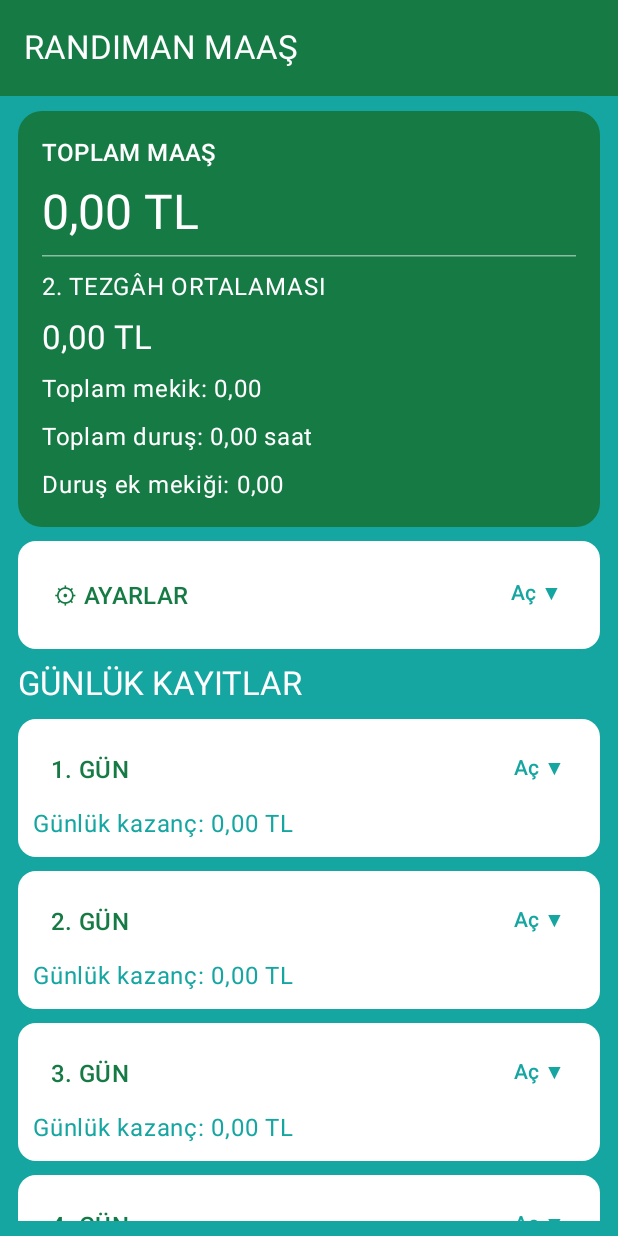
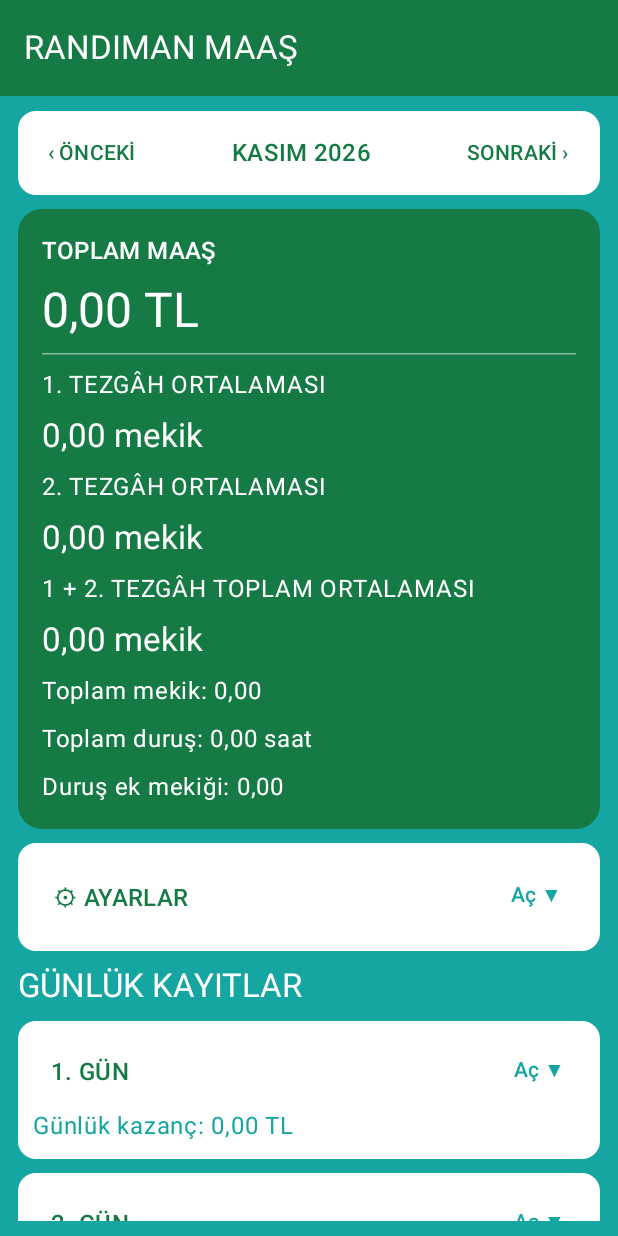
Before and after one commit to heyhatttt-cmd/RandimanMaas, an Android app built with Jetpack Compose: the screen it shows after launch (MainActivity), on a phone screen of 412 x 824 dp. Run offline under Robolectric (Android 15) with nearby library versions, the phone set to English and light mode, and no system bars.

Commit message:
Update MainActivity.kt

```diff
--- a/app/src/main/java/com/randiman/maas/MainActivity.kt
+++ b/app/src/main/java/com/randiman/maas/MainActivity.kt
@@ -4,7 +4,6 @@ package com.randiman.maas
 import android.os.Bundle
 import androidx.activity.ComponentActivity
 import androidx.activity.compose.setContent
-import androidx.compose.foundation.background
 import androidx.compose.foundation.layout.*
 import androidx.compose.foundation.lazy.LazyColumn
 import androidx.compose.foundation.lazy.itemsIndexed
@@ -17,95 +16,206 @@ import androidx.compose.ui.graphics.Color
 import androidx.compose.ui.platform.LocalContext
 import androidx.compose.ui.text.input.KeyboardType
 import androidx.compose.ui.unit.dp
+import java.util.Calendar
 import java.util.Locale
 
 private val Turkuaz = Color(0xFF16A6A1)
 private val Yesil = Color(0xFF167A45)
-private val AcikTurkuaz = Color(0xFFE0F5F3)
 
 data class GunKaydi(
     val mekikler: List<String> = listOf("", "", ""),
     val duruslar: List<String> = listOf("", "", "")
 )
 
+private fun sayi(deger: String): Double =
+    deger.replace(",", ".").toDoubleOrNull() ?: 0.0
+
+private fun tl(deger: Double): String =
+    String.format(Locale("tr", "TR"), "%.2f", deger)
+
+private fun ayAnahtari(ay: Calendar): String =
+    String.format(Locale.US, "%04d_%02d",
+        ay.get(Calendar.YEAR), ay.get(Calendar.MONTH) + 1)
+
+private fun ayAdi(ay: Calendar): String {
+    val ad = ay.getDisplayName(
+        Calendar.MONTH, Calendar.LONG, Locale("tr", "TR")
+    ) ?: ""
+    return "$ad ${ay.get(Calendar.YEAR)}"
+}
+
+private fun ayGunSayisi(ay: Calendar): Int =
+    ay.getActualMaximum(Calendar.DAY_OF_MONTH)
+
+private fun ayHazirla(
+    prefs: android.content.SharedPreferences,
+    ay: Calendar
+) {
+    val anahtar = ayAnahtari(ay)
+    if (prefs.getBoolean("ay_hazir_$anahtar", false)) return
+
+    val editor = prefs.edit()
+    val bugun = Calendar.getInstance()
+    val buAyMi =
+        ay.get(Calendar.YEAR) == bugun.get(Calendar.YEAR) &&
+        ay.get(Calendar.MONTH) == bugun.get(Calendar.MONTH)
+
+    for (tezgah in 0..2) {
+        val eskiBirim = if (buAyMi) {
+            prefs.getString("birim_$tezgah", "13.3550") ?: "13.3550"
+        } else {
+            "13.3550"
+        }
+        editor.putString("birim_${anahtar}_$tezgah", eskiBirim)
+    }
+
+    if (buAyMi) {
+        for (gun in 0..30) {
+            for (tezgah in 0..2) {
+                editor.putString(
+                    "mekik_${anahtar}_${gun}_$tezgah",
+                    prefs.getString("mekik_${gun}_$tezgah", "") ?: ""
+                )
+                editor.putString(
+                    "durus_${anahtar}_${gun}_$tezgah",
+                    prefs.getString("durus_${gun}_$tezgah", "") ?: ""
+                )
+            }
+        }
+    }
+
+    editor.putBoolean("ay_hazir_$anahtar", true)
+    editor.apply()
+}
+
+private fun ayKayitlariniOku(
+    prefs: android.content.SharedPreferences,
+    ay: Calendar
+): List<GunKaydi> {
+    val anahtar = ayAnahtari(ay)
+    return List(ayGunSayisi(ay)) { gun ->
+        GunKaydi(
+            mekikler = List(3) { tezgah ->
+                prefs.getString(
+                    "mekik_${anahtar}_${gun}_$tezgah", ""
+                ) ?: ""
+            },
+            duruslar = List(3) { tezgah ->
+                prefs.getString(
+                    "durus_${anahtar}_${gun}_$tezgah", ""
+                ) ?: ""
+            }
+        )
+    }
+}
+
+private fun birimleriOku(
+    prefs: android.content.SharedPreferences,
+    ay: Calendar
+): List<String> {
+    val anahtar = ayAnahtari(ay)
+    return List(3) { tezgah ->
+        prefs.getString(
+            "birim_${anahtar}_$tezgah", "13.3550"
+        ) ?: "13.3550"
+    }
+}
+
 class MainActivity : ComponentActivity() {
     override fun onCreate(savedInstanceState: Bundle?) {
         super.onCreate(savedInstanceState)
-        setContent {
-            RandimanMaas()
-        }
+        setContent { RandimanMaas() }
     }
-}
-
-private fun sayi(deger: String): Double {
-    return deger.replace(",", ".").toDoubleOrNull() ?: 0.0
-}
-
-private fun tl(deger: Double): String {
-    return String.format(Locale("tr", "TR"), "%.2f", deger)
 }
 
 @OptIn(ExperimentalMaterial3Api::class)
 @Composable
 fun RandimanMaas() {
     val context = LocalContext.current
-
     val prefs = remember {
         context.getSharedPreferences("randiman_maas", 0)
     }
 
-    val birimler = remember {
-        mutableStateListOf(
-            prefs.getString("birim_0", "13.3550") ?: "13.3550",
-            prefs.getString("birim_1", "13.3550") ?: "13.3550",
-            prefs.getString("birim_2", "13.3550") ?: "13.3550"
+    var seciliAy by remember {
+        mutableStateOf(
+            Calendar.getInstance().apply {
+                set(Calendar.DAY_OF_MONTH, 1)
+            }
         )
     }
 
+    val ilkAy = remember { seciliAy.clone() as Calendar }
+    val ilkAyAnahtari = remember { ayAnahtari(ilkAy) }
+
     val gunler = remember {
+        ayHazirla(prefs, ilkAy)
         mutableStateListOf<GunKaydi>().apply {
-            repeat(31) { gun ->
-                add(
-                    GunKaydi(
-                        mekikler = List(3) { tezgah ->
-                            prefs.getString("mekik_${gun}_$tezgah", "") ?: ""
-                        },
-                        duruslar = List(3) { tezgah ->
-                            prefs.getString("durus_${gun}_$tezgah", "") ?: ""
-                        }
-                    )
-                )
-            }
+            addAll(ayKayitlariniOku(prefs, ilkAy))
+        }
+    }
+
+    val birimler = remember {
+        mutableStateListOf<String>().apply {
+            addAll(birimleriOku(prefs, ilkAy))
         }
     }
 
     val acikGunler = remember {
-        mutableStateListOf(*Array(31) { false })
+        mutableStateListOf<Boolean>().apply {
+            repeat(ayGunSayisi(ilkAy)) { add(false) }
+        }
     }
 
     var ayarlarAcik by remember { mutableStateOf(false) }
 
     fun kaydet() {
+        val anahtar = ayAnahtari(seciliAy)
         val editor = prefs.edit()
 
         birimler.forEachIndexed { index, deger ->
-            editor.putString("birim_$index", deger)
+            editor.putString("birim_${anahtar}_$index", deger)
         }
 
         gunler.forEachIndexed { gun, kayit ->
             for (tezgah in 0..2) {
                 editor.putString(
-                    "mekik_${gun}_$tezgah",
+                    "mekik_${anahtar}_${gun}_$tezgah",
                     kayit.mekikler[tezgah]
                 )
                 editor.putString(
-                    "durus_${gun}_$tezgah",
+                    "durus_${anahtar}_${gun}_$tezgah",
                     kayit.duruslar[tezgah]
                 )
             }
         }
+        editor.apply()
+    }
 
-        editor.apply()
+    fun ayYukle(yeniAy: Calendar) {
+        kaydet()
+
+        val yeniTakvim = yeniAy.clone() as Calendar
+        yeniTakvim.set(Calendar.DAY_OF_MONTH, 1)
+        ayHazirla(prefs, yeniTakvim)
+
+        seciliAy = yeniTakvim
+
+        gunler.clear()
+        gunler.addAll(ayKayitlariniOku(prefs, yeniTakvim))
+
+        birimler.clear()
+        birimler.addAll(birimleriOku(prefs, yeniTakvim))
+
+        acikGunler.clear()
+        repeat(ayGunSayisi(yeniTakvim)) {
+            acikGunler.add(false)
+        }
+    }
+
+    fun ayDegistir(fark: Int) {
+        val yeniAy = seciliAy.clone() as Calendar
+        yeniAy.add(Calendar.MONTH, fark)
+        ayYukle(yeniAy)
     }
 
     fun guncelleMekik(gun: Int, tezgah: Int, deger: String) {
@@ -134,8 +244,11 @@ fun RandimanMaas() {
     fun tezgahKazanci(gun: GunKaydi, tezgah: Int): Double {
         val mekik = sayi(gun.mekikler[tezgah])
         val durus = sayi(gun.duruslar[tezgah])
-        val ekMekik = durus * 7.0
-        return (mekik + ekMekik) * sayi(birimler[tezgah])
+        return (mekik + durus * 7.0) * sayi(birimler[tezgah])
+    }
+
+    val toplamKazanc = gunler.sumOf { gun ->
+        (0..2).sumOf { tezgah -> tezgahKazanci(gun, tezgah) }
     }
 
     val toplamMekik = gunler.sumOf { gun ->
@@ -146,27 +259,37 @@ fun RandimanMaas() {
         gun.duruslar.sumOf { sayi(it) }
     }
 
-    val toplamKazanc = gunler.sumOf { gun ->
-        (0..2).sumOf { tezgah ->
-            tezgahKazanci(gun, tezgah)
-        }
+    val birinciKayitliGunler = gunler.filter {
+        it.mekikler[0].isNotBlank()
+    }
+    val ikinciKayitliGunler = gunler.filter {
+        it.mekikler[1].isNotBlank()
+    }
+    val ortakKayitliGunler = gunler.filter {
+        it.mekikler[0].isNotBlank() &&
+        it.mekikler[1].isNotBlank()
     }
 
-    val ikinciTezgahGunleri = gunler.filter { gun ->
-        gun.mekikler[1].isNotBlank() ||
-            gun.duruslar[1].isNotBlank()
-    }
+    val birinciOrtalama =
+        if (birinciKayitliGunler.isNotEmpty()) {
+            birinciKayitliGunler.sumOf {
+                sayi(it.mekikler[0])
+            } / birinciKayitliGunler.size
+        } else 0.0
 
-    val ikinciTezgahToplam = gunler.sumOf { gun ->
-        tezgahKazanci(gun, 1)
-    }
+    val ikinciOrtalama =
+        if (ikinciKayitliGunler.isNotEmpty()) {
+            ikinciKayitliGunler.sumOf {
+                sayi(it.mekikler[1])
+            } / ikinciKayitliGunler.size
+        } else 0.0
 
-    val ikinciTezgahOrtalama =
-        if (ikinciTezgahGunleri.isNotEmpty()) {
-            ikinciTezgahToplam / ikinciTezgahGunleri.size
-        } else {
-            0.0
-        }
+    val toplamOrtalama =
+        if (ortakKayitliGunler.isNotEmpty()) {
+            ortakKayitliGunler.sumOf {
+                sayi(it.mekikler[0]) + sayi(it.mekikler[1])
+            } / ortakKayitliGunler.size
+        } else 0.0
 
     val renkler = lightColorScheme(
         primary = Turkuaz,
@@ -183,10 +306,7 @@ fun RandimanMaas() {
             topBar = {
                 TopAppBar(
                     title = {
-                        Text(
-                            "RANDIMAN MAAŞ",
-                            color = Color.White
-                        )
+                        Text("RANDIMAN MAAŞ", color = Color.White)
                     },
                     colors = TopAppBarDefaults.topAppBarColors(
                         containerColor = Yesil,
@@ -195,7 +315,6 @@ fun RandimanMaas() {
                 )
             }
         ) { padding ->
-
             LazyColumn(
                 modifier = Modifier
                     .fillMaxSize()
@@ -203,6 +322,34 @@ fun RandimanMaas() {
                     .padding(horizontal = 12.dp, vertical = 10.dp),
                 verticalArrangement = Arrangement.spacedBy(9.dp)
             ) {
+                item {
+                    Card(
+                        modifier = Modifier.fillMaxWidth(),
+                        colors = CardDefaults.cardColors(
+                            containerColor = Color.White
+                        )
+                    ) {
+                        Row(
+                            modifier = Modifier
+                                .fillMaxWidth()
+                                .padding(horizontal = 8.dp, vertical = 4.dp),
+                            horizontalArrangement = Arrangement.SpaceBetween,
+                            verticalAlignment = androidx.compose.ui.Alignment.CenterVertically
+                        ) {
+                            TextButton(onClick = { ayDegistir(-1) }) {
+                                Text("‹ ÖNCEKİ", color = Yesil)
+                            }
+                            Text(
+                                ayAdi(seciliAy).uppercase(Locale("tr", "TR")),
+                                color = Yesil,
+                                style = MaterialTheme.typography.titleMedium
+                            )
+                            TextButton(onClick = { ayDegistir(1) }) {
+                                Text("SONRAKİ ›", color = Yesil)
+                            }
+                        }
+                    }
+                }
 
                 item {
                     Card(
@@ -221,38 +368,49 @@ fun RandimanMaas() {
                                 color = Color.White,
                                 style = MaterialTheme.typography.titleMedium
                             )
-
                             Text(
                                 "${tl(toplamKazanc)} TL",
                                 color = Color.White,
                                 style = MaterialTheme.typography.headlineLarge
                             )
-
                             HorizontalDivider(
                                 color = Color.White.copy(alpha = 0.5f)
                             )
-
+                            Text(
+                                "1. TEZGÂH ORTALAMASI",
+                                color = Color.White
+                            )
+                            Text(
+                                "${tl(birinciOrtalama)} mekik",
+                                color = Color.White,
+                                style = MaterialTheme.typography.titleLarge
+                            )
                             Text(
                                 "2. TEZGÂH ORTALAMASI",
                                 color = Color.White
                             )
-
                             Text(
-                                "${tl(ikinciTezgahOrtalama)} TL",
+                                "${tl(ikinciOrtalama)} mekik",
                                 color = Color.White,
                                 style = MaterialTheme.typography.titleLarge
                             )
-
+                            Text(
+                                "1 + 2. TEZGÂH TOPLAM ORTALAMASI",
+                                color = Color.White
+                            )
+                            Text(
+                                "${tl(toplamOrtalama)} mekik",
+                                color = Color.White,
+                                style = MaterialTheme.typography.titleLarge
+                            )
                             Text(
                                 "Toplam mekik: ${tl(toplamMekik)}",
                                 color = Color.White
                             )
-
                             Text(
                                 "Toplam duruş: ${tl(toplamDurus)} saat",
                                 color = Color.White
                             )
-
                             Text(
                                 "Duruş ek mekiği: ${tl(toplamDurus * 7)}",
                                 color = Color.White
@@ -272,9 +430,7 @@ fun RandimanMaas() {
                             modifier = Modifier.padding(12.dp)
                         ) {
                             TextButton(
-                                onClick = {
-                                    ayarlarAcik = !ayarlarAcik
-                                },
+                                onClick = { ayarlarAcik = !ayarlarAcik },
                                 modifier = Modifier.fillMaxWidth()
                             ) {
                                 Row(
@@ -298,9 +454,7 @@ fun RandimanMaas() {
                                     "TEZGÂH BİRİM FİYATLARI",
                                     style = MaterialTheme.typography.titleSmall
                                 )
-
                                 Spacer(Modifier.height(8.dp))
-
                                 for (tezgah in 0..2) {
                                     OutlinedTextField(
                                         value = birimler[tezgah],
@@ -308,9 +462,7 @@ fun RandimanMaas() {
                                             guncelleBirim(tezgah, it)
                                         },
                                         label = {
-                                            Text(
-                                                "${tezgah + 1}. Tezgâh Birim Fiyatı (TL)"
-                                            )
+                                            Text("${tezgah + 1}. Tezgâh Birim Fiyatı (TL)")
                                         },
                                         keyboardOptions = KeyboardOptions(
                                             keyboardType = KeyboardType.Decimal
@@ -334,7 +486,6 @@ fun RandimanMaas() {
                 }
 
                 itemsIndexed(gunler) { index, gun ->
-
                     val gunKazanci = (0..2).sumOf { tezgah ->
                         tezgahKazanci(gun, tezgah)
                     }
@@ -364,7 +515,6 @@ fun RandimanMaas() {
                                         color = Yesil,
                                         style = MaterialTheme.typography.titleMedium
                                     )
-
                                     Text(
                                         if (acikGunler[index]) "Kapat ▲" else "Aç ▼",
                                         color = Turkuaz
@@ -393,9 +543,7 @@ fun RandimanMaas() {
                                         onValueChange = {
                                             guncelleMekik(index, tezgah, it)
                                         },
-                                        label = {
-                                            Text("Mekik sayısı")
-                                        },
+                                        label = { Text("Mekik sayısı") },
                                         keyboardOptions = KeyboardOptions(
                                             keyboardType = KeyboardType.Number
                                         ),
@@ -410,9 +558,7 @@ fun RandimanMaas() {
                                         onValueChange = {
                                             guncelleDurus(index, tezgah, it)
                                         },
-                                        label = {
-                                            Text("Duruş saati")
-                                        },
+                                        label = { Text("Duruş saati") },
                                         keyboardOptions = KeyboardOptions(
                                             keyboardType = KeyboardType.Decimal
                                         ),
@@ -421,17 +567,13 @@ fun RandimanMaas() {
                                     )
 
                                     Text(
-                                        "Tezgâh kazancı: ${
-                                            tl(tezgahKazanci(gun, tezgah))
-                                        } TL",
+                                        "Tezgâh kazancı: ${tl(tezgahKazanci(gun, tezgah))} TL",
                                         color = Turkuaz
                                     )
-
                                     Spacer(Modifier.height(12.dp))
                                 }
 
                                 HorizontalDivider()
-
                                 Text(
                                     "GÜNLÜK TOPLAM: ${tl(gunKazanci)} TL",
                                     color = Yesil,
```
